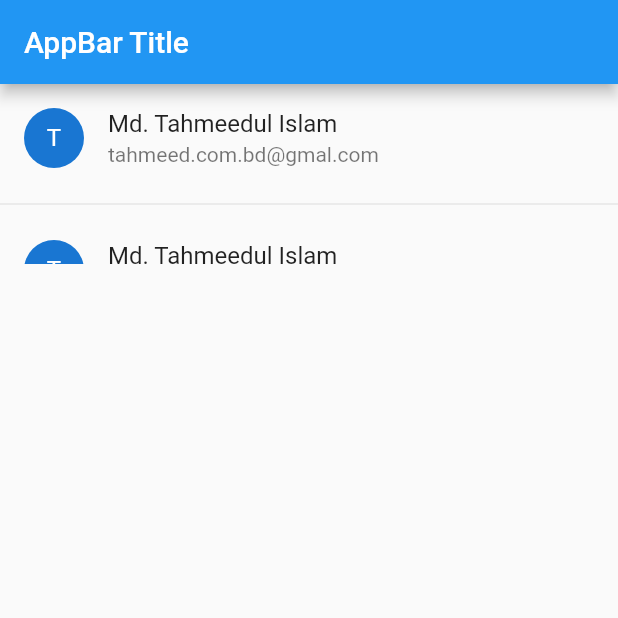
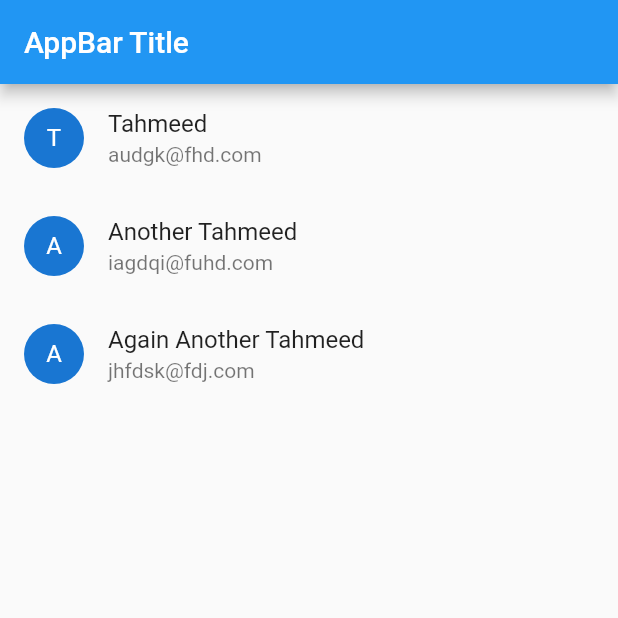
Before and after one commit to thetahmeed/Flutter, a Flutter app: the screen it shows after launch, on a phone screen of 412 x 824 dp, the top half of it. Run offline on Flutter 3.47's test engine with Material 2 defaults, Android fonts, the phone set to English and light mode, and no system bars.

Commit message:
ListView Builder

```diff
--- a/eleven/lib/main.dart
+++ b/eleven/lib/main.dart
@@ -5,9 +5,9 @@ final _longText = "Trust me or not but this is a very very" +
     " very very long text. Not very big. But big";
 
 final List _myList = [
-  {"name": "Tahmeed", "age": "20"},
-  {"name": "Another Tahmeed", "age": "40"},
-  {"name": "Again Another Tahmeed", "age": "30"}
+  {"name": "Tahmeed", "email": "audgk@fhd.com"},
+  {"name": "Another Tahmeed", "email": "iagdqi@fuhd.com"},
+  {"name": "Again Another Tahmeed", "email": "jhfdsk@fdj.com"}
 ];
 
 Widget _makeAGap() {
@@ -30,44 +30,19 @@ class HomePage extends StatelessWidget {
       appBar: AppBar(
         title: Text("AppBar Title"),
       ),
-      body: Container(
-        height: 120,
-        child: ListView(
-          scrollDirection: Axis.vertical,
-          children: [
+      body: ListView.builder(
+        itemCount: _myList.length,
+        itemBuilder: (BuildContext context, int index){
+          return Column(children: [
             ListTile(
               leading: CircleAvatar(
-                child: Text("T"),
+                child: Text(_myList[index]["name"][0]),
               ),
-              title: Text("Md. Tahmeedul Islam"),
-              subtitle: Text("tahmeed.com.bd@gmal.com"),
-              onTap: (){},
-            ),
-
-            Divider(),
-
-            ListTile(
-              leading: CircleAvatar(
-                child: Text("T"),
-              ),
-              title: Text("Md. Tahmeedul Islam"),
-              subtitle: Text("tahmeed.com.bd@gmal.com"),
-              onTap: (){},
-            ),
-
-            Divider(),
-
-            ListTile(
-              leading: CircleAvatar(
-                child: Text("T"),
-              ),
-              title: Text("Md. Tahmeedul Islam"),
-              subtitle: Text("tahmeed.com.bd@gmal.com"),
-              onTap: (){},
-            ),
-
-          ],
-        ),
+              title: Text(_myList[index]["name"]),
+              subtitle: Text(_myList[index]["email"]),
+            )
+          ],);
+        },
       ),
     );
   }
```
